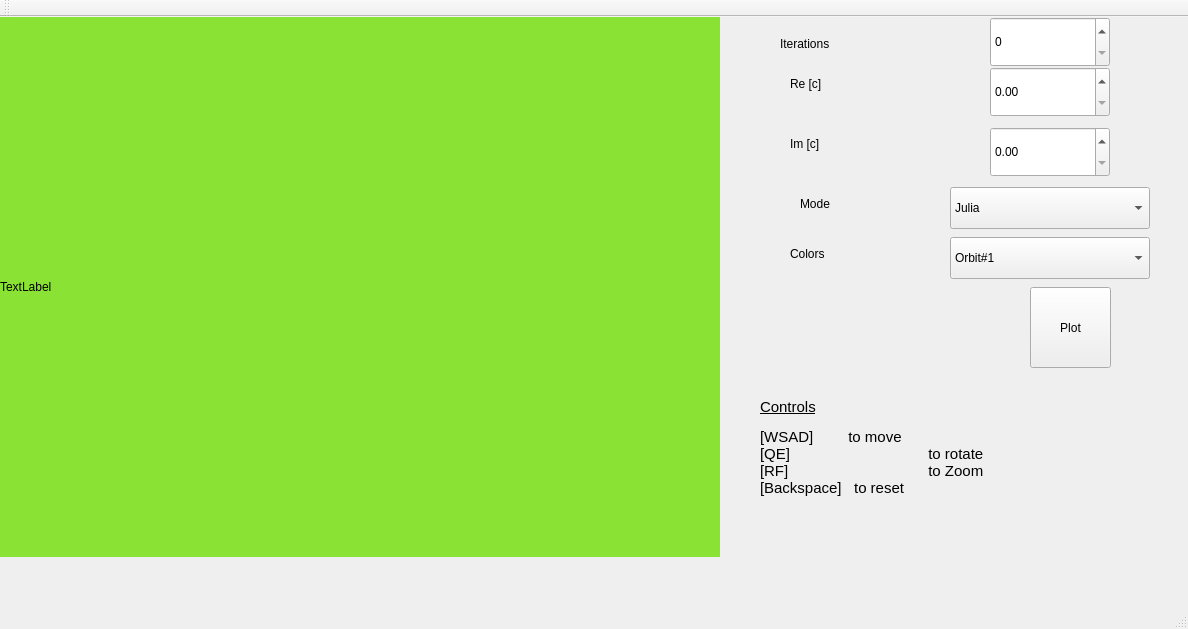
Qt form mainwindow.ui (thejoggeli/juliabrot) before a commit.
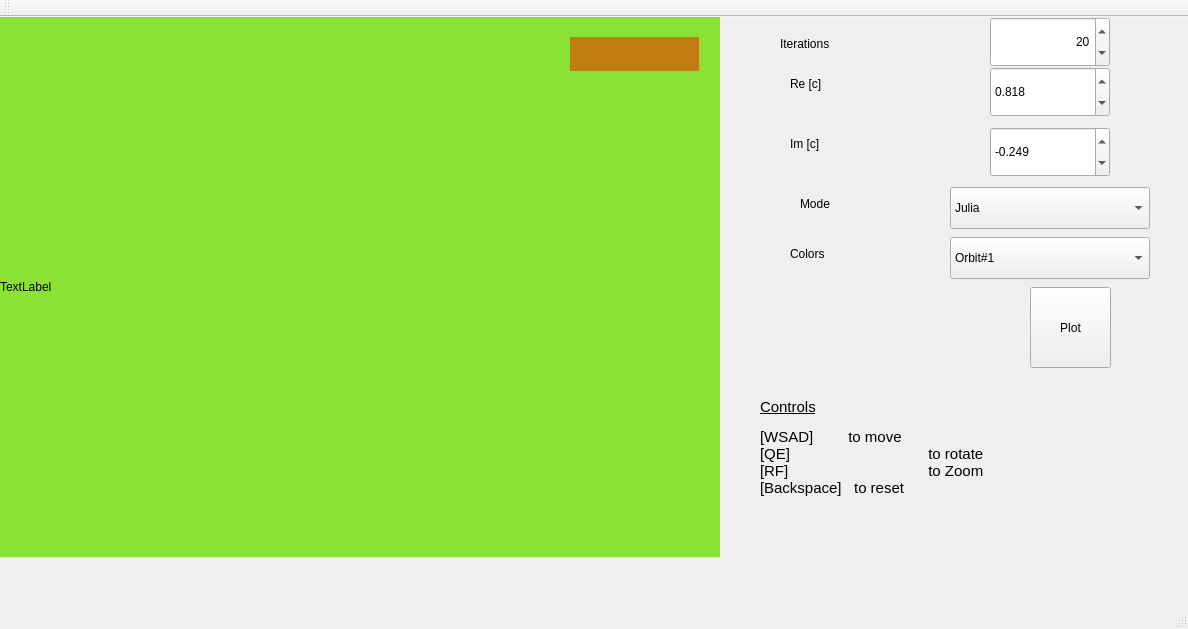
The same form after that commit.

Commit message: Software Ergänzung zu GUI

```diff
--- a/mainwindow.ui
+++ b/mainwindow.ui
@@ -60,6 +60,12 @@
       <height>50</height>
      </rect>
     </property>
+    <property name="alignment">
+     <set>Qt::AlignRight|Qt::AlignTrailing|Qt::AlignVCenter</set>
+    </property>
+    <property name="value">
+     <number>20</number>
+    </property>
    </widget>
    <widget class="QLabel" name="label_3">
     <property name="geometry">
@@ -122,6 +128,21 @@
       <height>50</height>
      </rect>
     </property>
+    <property name="decimals">
+     <number>3</number>
+    </property>
+    <property name="minimum">
+     <double>-1.000000000000000</double>
+    </property>
+    <property name="maximum">
+     <double>1.000000000000000</double>
+    </property>
+    <property name="singleStep">
+     <double>0.001000000000000</double>
+    </property>
+    <property name="value">
+     <double>-0.249000000000000</double>
+    </property>
    </widget>
    <widget class="QDoubleSpinBox" name="doubleSpinBox_3">
     <property name="geometry">
@@ -132,6 +153,21 @@
       <height>50</height>
      </rect>
     </property>
+    <property name="decimals">
+     <number>3</number>
+    </property>
+    <property name="minimum">
+     <double>-1.000000000000000</double>
+    </property>
+    <property name="maximum">
+     <double>1.000000000000000</double>
+    </property>
+    <property name="singleStep">
+     <double>0.001000000000000</double>
+    </property>
+    <property name="value">
+     <double>0.818000000000000</double>
+    </property>
    </widget>
    <widget class="QComboBox" name="comboBox">
     <property name="geometry">
@@ -142,6 +178,9 @@
       <height>42</height>
      </rect>
     </property>
+    <property name="maxVisibleItems">
+     <number>2</number>
+    </property>
     <item>
      <property name="text">
       <string>Julia</string>
@@ -686,6 +725,25 @@
      <string>TextLabel</string>
     </property>
    </widget>
+   <widget class="QLabel" name="label_8">
+    <property name="geometry">
+     <rect>
+      <x>570</x>
+      <y>20</y>
+      <width>129</width>
+      <height>34</height>
+     </rect>
+    </property>
+    <property name="autoFillBackground">
+     <bool>false</bool>
+    </property>
+    <property name="styleSheet">
+     <string notr="true">background-color: rgb(193, 125, 17);</string>
+    </property>
+    <property name="text">
+     <string/>
+    </property>
+   </widget>
    <zorder>spinBox</zorder>
    <zorder>label</zorder>
    <zorder>label_2</zorder>
@@ -699,6 +757,7 @@
    <zorder>comboBox_2</zorder>
    <zorder>pushButton</zorder>
    <zorder>label_7</zorder>
+   <zorder>label_8</zorder>
   </widget>
   <widget class="QToolBar" name="mainToolBar">
    <attribute name="toolBarArea">
```
The commit also changes 6 other files.
